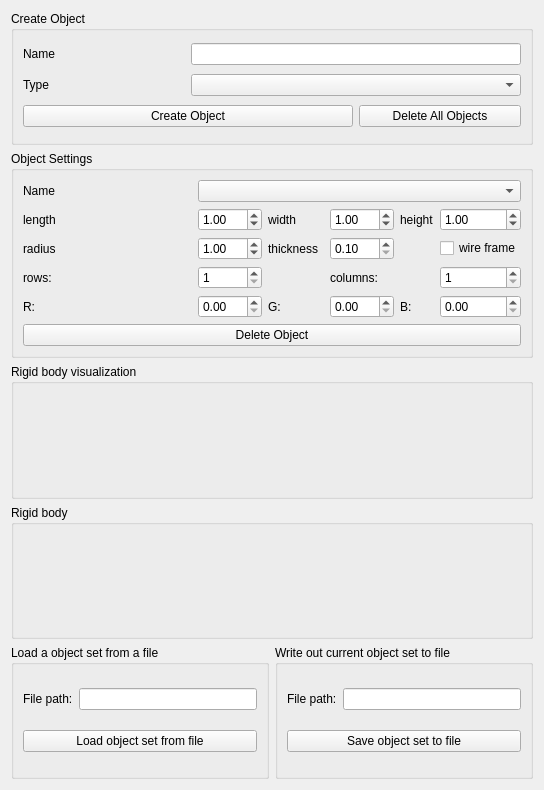
Old version of the form cedar/auxiliaries/gui/SceneWidget.ui in the repository cedar/cedar.
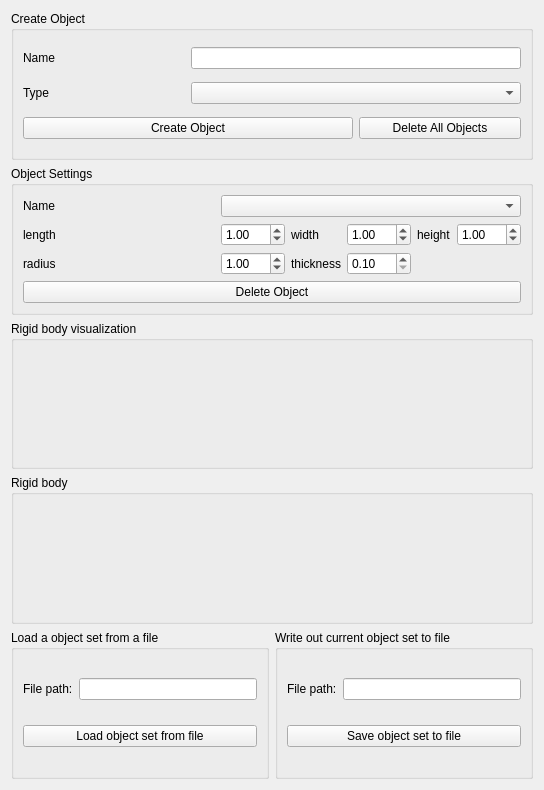
New version of the form.

Commit message: added color settings to RigidBodyVisualizationWidget and removed them from SceneWidget

```diff
--- a/cedar/auxiliaries/gui/SceneWidget.ui
+++ b/cedar/auxiliaries/gui/SceneWidget.ui
@@ -124,7 +124,7 @@
      <property name="title">
       <string>Object Settings</string>
      </property>
-     <layout class="QGridLayout" name="gridLayout_2" columnstretch="1,0,0,0,0,0,0,0">
+     <layout class="QGridLayout" name="gridLayout_2" columnstretch="1,0,0,0,0,0,0">
       <item row="0" column="0">
        <widget class="QLabel" name="mpLabelName_2">
         <property name="text">
@@ -132,81 +132,33 @@
         </property>
        </widget>
       </item>
-      <item row="0" column="1" colspan="7">
+      <item row="0" column="1" colspan="6">
        <widget class="QComboBox" name="mpComboBoxName"/>
       </item>
-      <item row="3" column="0">
-       <widget class="QLabel" name="mpLabelChessboardSize">
-        <property name="text">
-         <string>rows:</string>
-        </property>
-       </widget>
-      </item>
-      <item row="4" column="0">
-       <widget class="QLabel" name="mpLabelColorR_1">
-        <property name="text">
-         <string>R:</string>
-        </property>
-       </widget>
-      </item>
-      <item row="4" column="1" colspan="2">
-       <widget class="QDoubleSpinBox" name="mpDoubleSpinBoxColorR">
-        <property name="maximum">
-         <double>1.000000000000000</double>
-        </property>
-        <property name="singleStep">
-         <double>0.050000000000000</double>
-        </property>
-       </widget>
-      </item>
-      <item row="4" column="3">
-       <widget class="QLabel" name="mpLabelColorG_1">
-        <property name="text">
-         <string>G:</string>
-        </property>
-       </widget>
-      </item>
-      <item row="4" column="6">
-       <widget class="QLabel" name="mpLabelColorB_1">
-        <property name="text">
-         <string>B:</string>
-        </property>
-       </widget>
-      </item>
-      <item row="4" column="7">
-       <widget class="QDoubleSpinBox" name="mpDoubleSpinBoxColorB">
-        <property name="maximum">
-         <double>1.000000000000000</double>
-        </property>
-        <property name="singleStep">
-         <double>0.050000000000000</double>
-        </property>
-       </widget>
-      </item>
-      <item row="5" column="0" colspan="8">
+      <item row="3" column="0" colspan="7">
        <widget class="QPushButton" name="mpPushButtonDeleteObject">
         <property name="text">
          <string>Delete Object</string>
         </property>
        </widget>
       </item>
-      <item row="1" column="7">
-       <widget class="QDoubleSpinBox" name="mpDoubleSpinBoxHeight">
-        <property name="minimum">
-         <double>0.100000000000000</double>
-        </property>
-        <property name="maximum">
-         <double>500.000000000000000</double>
-        </property>
-        <property name="singleStep">
-         <double>0.100000000000000</double>
-        </property>
-        <property name="value">
-         <double>1.000000000000000</double>
-        </property>
-       </widget>
-      </item>
       <item row="1" column="6">
+       <widget class="QDoubleSpinBox" name="mpDoubleSpinBoxHeight">
+        <property name="minimum">
+         <double>0.100000000000000</double>
+        </property>
+        <property name="maximum">
+         <double>500.000000000000000</double>
+        </property>
+        <property name="singleStep">
+         <double>0.100000000000000</double>
+        </property>
+        <property name="value">
+         <double>1.000000000000000</double>
+        </property>
+       </widget>
+      </item>
+      <item row="1" column="5">
        <widget class="QLabel" name="mpLabelHeight">
         <property name="text">
          <string>height</string>
@@ -220,14 +172,14 @@
         </property>
        </widget>
       </item>
-      <item row="1" column="3" colspan="2">
+      <item row="1" column="3">
        <widget class="QLabel" name="mpLabelWidth">
         <property name="text">
          <string>width</string>
         </property>
        </widget>
       </item>
-      <item row="1" column="5">
+      <item row="1" column="4">
        <widget class="QDoubleSpinBox" name="mpDoubleSpinBoxWidth">
         <property name="minimum">
          <double>0.100000000000000</double>
@@ -266,7 +218,7 @@
         </property>
        </widget>
       </item>
-      <item row="2" column="5">
+      <item row="2" column="4">
        <widget class="QDoubleSpinBox" name="mpDoubleSpinBoxThickness">
         <property name="minimum">
          <double>0.100000000000000</double>
@@ -286,59 +238,6 @@
         </property>
        </widget>
       </item>
-      <item row="2" column="7">
-       <widget class="QCheckBox" name="mpWireFrameCheckBox">
-        <property name="enabled">
-         <bool>true</bool>
-        </property>
-        <property name="text">
-         <string>wire frame</string>
-        </property>
-       </widget>
-      </item>
-      <item row="3" column="7">
-       <widget class="QSpinBox" name="mpSpinBoxChessboardColumns">
-        <property name="minimum">
-         <number>1</number>
-        </property>
-        <property name="maximum">
-         <number>25</number>
-        </property>
-        <property name="value">
-         <number>1</number>
-        </property>
-       </widget>
-      </item>
-      <item row="3" column="5">
-       <widget class="QLabel" name="label_4">
-        <property name="text">
-         <string>columns:</string>
-        </property>
-       </widget>
-      </item>
-      <item row="3" column="1" colspan="2">
-       <widget class="QSpinBox" name="mpSpinBoxChessboardRows">
-        <property name="minimum">
-         <number>1</number>
-        </property>
-        <property name="maximum">
-         <number>25</number>
-        </property>
-        <property name="value">
-         <number>1</number>
-        </property>
-       </widget>
-      </item>
-      <item row="4" column="5">
-       <widget class="QDoubleSpinBox" name="mpDoubleSpinBoxColorG">
-        <property name="maximum">
-         <double>1.000000000000000</double>
-        </property>
-        <property name="singleStep">
-         <double>0.050000000000000</double>
-        </property>
-       </widget>
-      </item>
       <item row="1" column="1" colspan="2">
        <widget class="QDoubleSpinBox" name="mpDoubleSpinBoxLength">
         <property name="minimum">
```
The commit also changes 4 other files.
